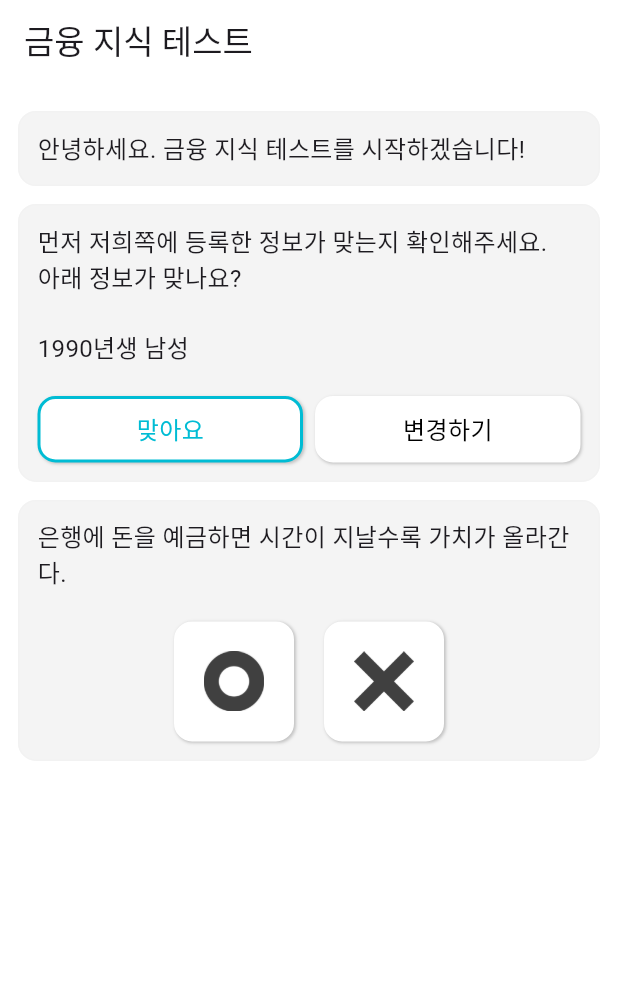
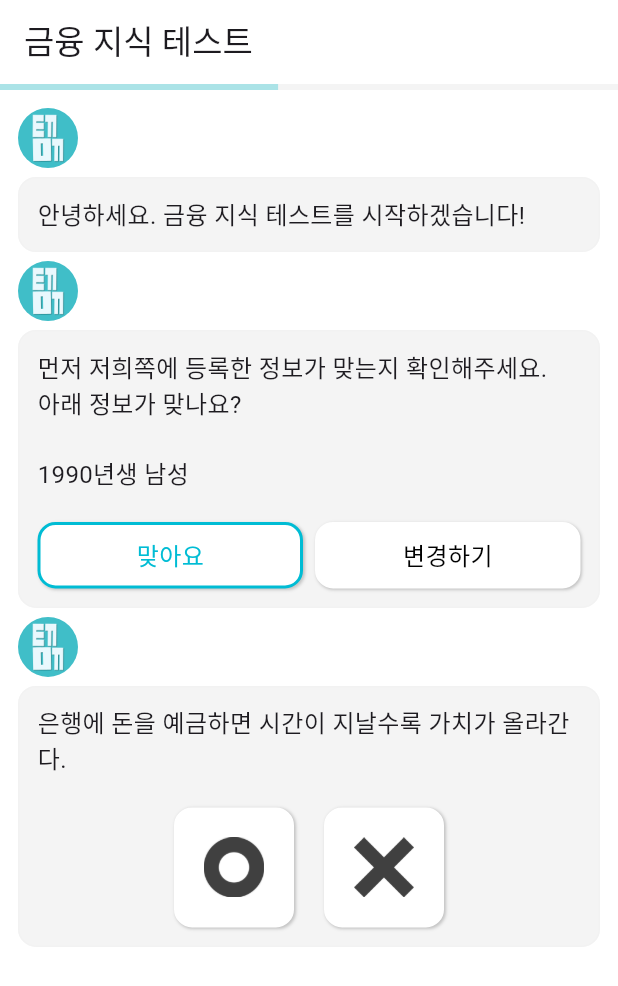
Before and after one commit to ticklemickle/ticklemickle-chat, a Flutter app: the ChatBotScreen screen opened by its route, after a tap on "맞아요", on a phone screen of 412 x 824 dp. Shown: the top 986 px of the screen. Run offline on Flutter 3.47's test engine with Material 3 defaults, Android fonts, the phone set to English and light mode, and no system bars; our stand-ins replace firebase_core, fluttertoast, go_router, url_strategy; accounts and stored records are empty.

Commit message:
20250217

```diff
--- a/lib/screens/chatbot/chatBotMain.dart
+++ b/lib/screens/chatbot/chatBotMain.dart
@@ -1,5 +1,6 @@
 import 'package:flutter/material.dart';
 import 'package:go_router/go_router.dart';
+import 'package:ticklemickle_m/common/themes/colors.dart';
 import 'dart:async';
 import 'messageWidget.dart';
 import 'package:ticklemickle_m/screens/chatbot/questions/basicTest.dart';
@@ -14,6 +15,7 @@ class ChatBotScreen extends StatefulWidget {
 class _ChatBotScreenState extends State<ChatBotScreen> {
   List<Map<String, dynamic>> messages = []; // 대화 내역 저장
   List<Map<String, String>> selectedAnswers = []; // 사용자의 선택 저장
+  int totalQuestions = financeBasicTest.length;
   int currentQuestionIndex = 0;
   bool isFirstMessage = true;
   bool isResultDisplayed = false; // 결과가 표시되었는지 체크
@@ -29,17 +31,23 @@ class _ChatBotScreenState extends State<ChatBotScreen> {
   void _addNextQuestion([String? userResponse]) {
     if (userResponse != null) {
       setState(() {
-        /* 첫 번째  */
+        print(messages[currentQuestionIndex - 1]["answer"]);
+        String upperResponse = userResponse;
+        if (RegExp(r'^[a-zA-Z\s]+$').hasMatch(upperResponse)) {
+          upperResponse = upperResponse.toUpperCase();
+        }
+
         if (messages[currentQuestionIndex - 1]["answer"] != null) {
-          print(messages[currentQuestionIndex - 1]);
+          // print(messages[currentQuestionIndex - 1]);
           selectedAnswers.add({
             "question": messages.last["message"], // 마지막 질문과 연결
-            "userPick": userResponse,
+            "message": upperResponse,
           });
-
-          // messages.add({"type": "answer", "userPick": userResponse});
+          print(upperResponse);
+          messages.add({"type": "userPick", "message": upperResponse});
         }
       });
+      print(userResponse);
     }
 
     if (currentQuestionIndex < financeBasicTest.length) {
@@ -122,6 +130,18 @@ ${selectedAnswers.map((finalAnswer) => "• ${finalAnswer["question"]}\n➡️ $
       ),
       body: Column(
         children: [
+          TweenAnimationBuilder<double>(
+            tween: Tween<double>(
+                begin: 0.0, end: currentQuestionIndex / totalQuestions),
+            duration: Duration(seconds: 1), // 애니메이션 지속 시간
+            builder: (context, value, child) {
+              return LinearProgressIndicator(
+                value: value,
+                backgroundColor: MyColors.lightGrey,
+                valueColor: AlwaysStoppedAnimation<Color>(MyColors.mainColor),
+              );
+            },
+          ),
           Expanded(
             child: ListView.builder(
               controller: _scrollController,
--- a/lib/screens/chatbot/messageWidget.dart
+++ b/lib/screens/chatbot/messageWidget.dart
@@ -43,29 +43,56 @@ class _MessageWidgetState extends State<MessageWidget>
     return FadeTransition(
       opacity: _fadeInAnimation,
       child: Column(
-        crossAxisAlignment: type == "answer"
+        crossAxisAlignment: type == "userPick"
             ? CrossAxisAlignment.end
             : CrossAxisAlignment.start,
         children: [
           if (type == "text") _buildTextOptions(),
           if (type == "choice") _buildChoiceOptions(),
           if (type == "ox") _buildOXButtons(),
+          if (type == "userPick") _buildUserPick(),
         ],
       ),
     );
   }
 
   Widget _buildContainer({required Widget child}) {
+    return Column(
+      crossAxisAlignment: CrossAxisAlignment.start,
+      children: [
+        _buildBotProfile(),
+        Container(
+          width: QUESTION_WIDTH,
+          padding: const EdgeInsets.all(12),
+          margin: const EdgeInsets.symmetric(vertical: 6),
+          decoration: BoxDecoration(
+            color: MyColors.lightGrey,
+            borderRadius: BorderRadius.circular(12),
+            border: Border.all(color: MyColors.lightGrey),
+          ),
+          child: child,
+        )
+      ],
+    );
+  }
+
+  Widget _buildUserPick() {
     return Container(
-      width: QUESTION_WIDTH,
-      padding: const EdgeInsets.all(12),
-      margin: const EdgeInsets.symmetric(vertical: 6),
+      padding: const EdgeInsets.all(8),
+      width: 100,
       decoration: BoxDecoration(
-        color: MyColors.lightGrey,
+        color: MyColors.mainlightColor,
         borderRadius: BorderRadius.circular(12),
-        border: Border.all(color: MyColors.lightGrey),
+        border: Border.all(color: MyColors.mainlightColor),
       ),
-      child: child,
+      child: Text(
+        widget.messageData["message"],
+        textAlign: TextAlign.center,
+        style: const TextStyle(
+          fontSize: 18,
+          fontWeight: FontWeight.bold,
+        ),
+      ),
     );
   }
 
@@ -75,6 +102,23 @@ class _MessageWidgetState extends State<MessageWidget>
         widget.messageData["message"],
         style: const TextStyle(fontSize: 16),
       ),
+    );
+  }
+
+  Widget _buildBotProfile() {
+    return Row(
+      crossAxisAlignment: CrossAxisAlignment.start,
+      children: [
+        ClipOval(
+          child: Image.asset(
+            'assets/icon/app_icon_dark.png',
+            width: 40,
+            height: 40,
+            fit: BoxFit.cover, // 이미지가 원 안에 꽉 차도록 설정
+          ),
+        ),
+        SizedBox(width: 10),
+      ],
     );
   }
 
--- a/lib/screens/home/appHome.dart
+++ b/lib/screens/home/appHome.dart
@@ -81,7 +81,7 @@ class AppHome extends StatelessWidget {
       appBar: AppBar(
         title: const Text("경제 근육 키우기",
             style: TextStyle(fontSize: 20, fontWeight: FontWeight.bold)),
-        backgroundColor: MyColors.lightestGrey,
+        backgroundColor: Colors.white,
         actions: [
           IconButton(
             icon: const Icon(Icons.menu, size: 28),
```
Also changed, not shown: assets/icon/appBar_logo.png (deleted), assets/icon/app_icon_dark.png (added), assets/icon/app_icon_gold.png (deleted).
